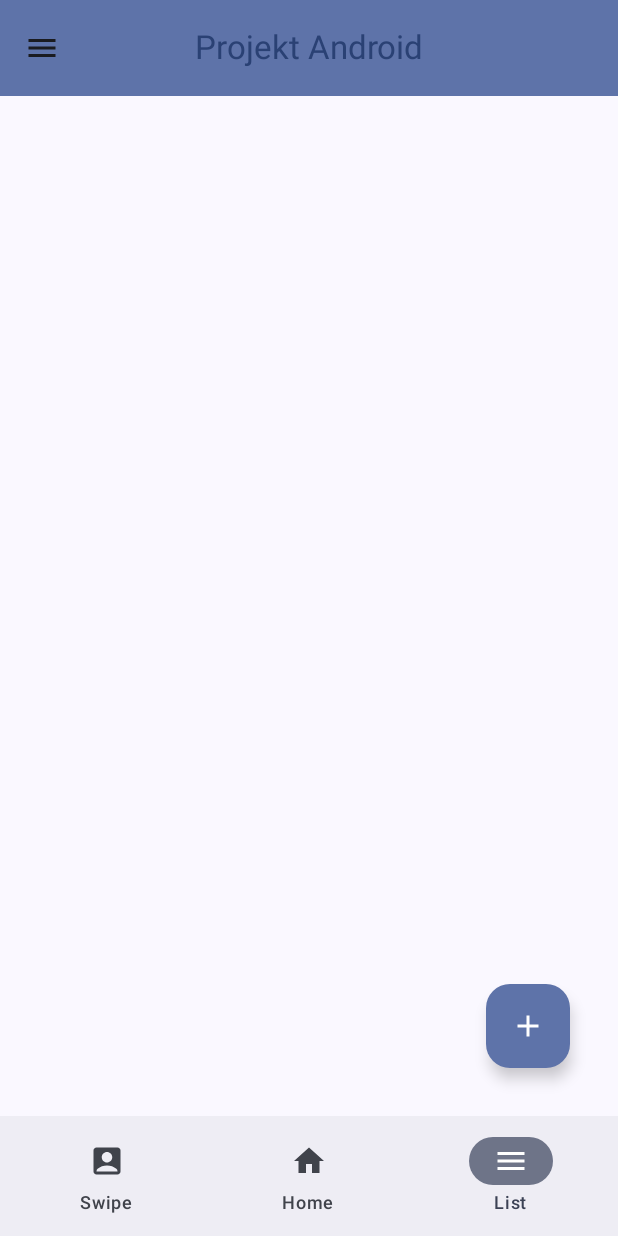
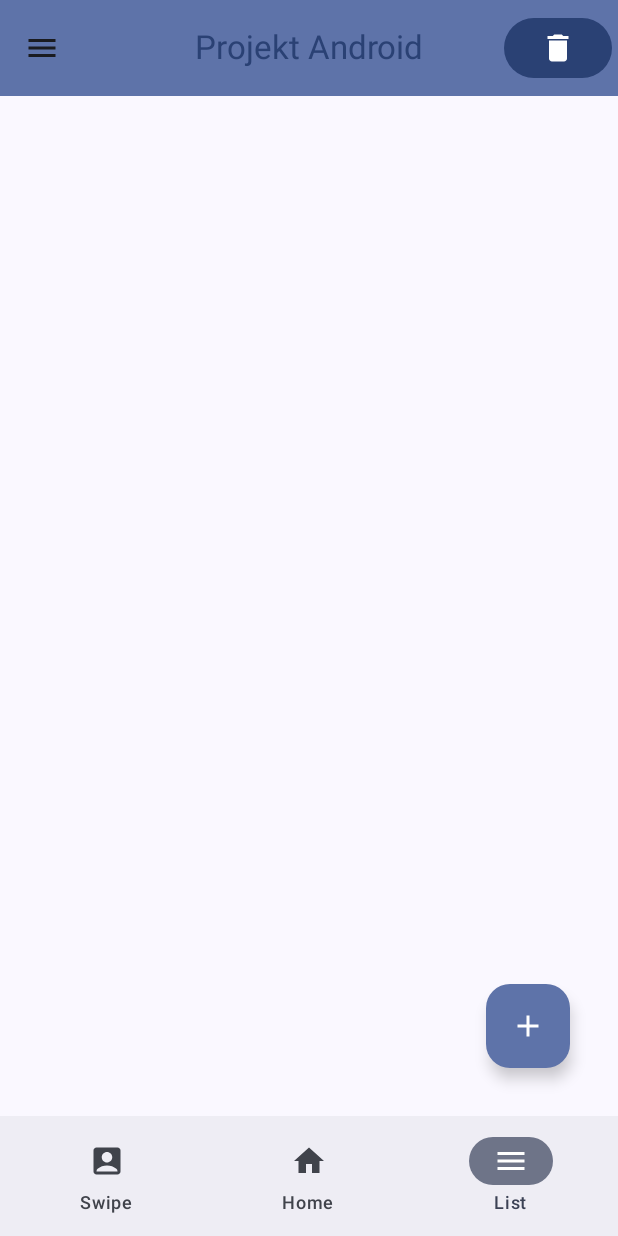
Before and after one commit to krubik66/ProjectAndroid5Sem, an Android app built with Jetpack Compose: the screen it shows after launch (MainActivity), item 3 of the bottom bar chosen, on a phone screen of 412 x 824 dp. Run offline under Robolectric (Android 15) with nearby library versions, the phone set to English and light mode, and no system bars; our stand-ins replace Dagger/Hilt's generated code, Room's generated code.

Commit message:
checkboxes and delete button

```diff
--- a/app/src/main/java/com/example/labproject/ItemList.kt
+++ b/app/src/main/java/com/example/labproject/ItemList.kt
@@ -18,7 +18,10 @@ import androidx.compose.material.icons.Icons
 import androidx.compose.material.icons.filled.Add
 import androidx.compose.material.icons.filled.ArrowDropDown
 import androidx.compose.material.icons.filled.Delete
+import androidx.compose.material.icons.filled.Menu
 import androidx.compose.material3.AlertDialog
+import androidx.compose.material3.Button
+import androidx.compose.material3.CenterAlignedTopAppBar
 import androidx.compose.material3.Checkbox
 import androidx.compose.material3.Divider
 import androidx.compose.material3.DropdownMenu
@@ -33,6 +36,7 @@ import androidx.compose.material3.Scaffold
 import androidx.compose.material3.Text
 import androidx.compose.material3.TextButton
 import androidx.compose.material3.TextField
+import androidx.compose.material3.TopAppBarDefaults
 import androidx.compose.runtime.Composable
 import androidx.compose.runtime.getValue
 import androidx.compose.runtime.mutableFloatStateOf
@@ -48,13 +52,14 @@ import androidx.compose.ui.text.font.FontWeight
 import androidx.compose.ui.unit.dp
 import androidx.compose.ui.unit.sp
 import androidx.navigation.NavController
+import kotlinx.coroutines.launch
 
 
+@OptIn(ExperimentalMaterial3Api::class)
 @Composable
 fun ItemList(navController: NavController, state: ListItemState, onEvent: (ListItemEvent) -> Unit) {
 
     var selectedItemPosition by remember { mutableStateOf(-1) }
-
 
     Scaffold(
         floatingActionButton = {
@@ -69,12 +74,13 @@ fun ItemList(navController: NavController, state: ListItemState, onEvent: (ListI
                 )
             }
         },
+
         modifier = Modifier.padding(16.dp)
     ) { padding ->
         if(state.isNew){
             AddUnitDialog(state = state, onEvent = onEvent)
         }
-        if(state.isChecked){
+        if(state.isBeingEdited){
             EditUnitDialog(state = state, onEvent = onEvent, id = selectedItemPosition)
         }
         LazyColumn(
@@ -99,6 +105,7 @@ fun ItemList(navController: NavController, state: ListItemState, onEvent: (ListI
                         }
 
                 ){
+                    var checked by remember { mutableStateOf(item.isChecked) }
                     Image(
                         painter = when(item.item_type){
                             "Lich" -> painterResource(id = R.drawable.playericon)
@@ -113,7 +120,7 @@ fun ItemList(navController: NavController, state: ListItemState, onEvent: (ListI
                         modifier = Modifier.weight(1f),
                     ) {
                         Text(
-                            text = "${item.text_name}",
+                            text = item.text_name,
                             fontSize = 20.sp,
                         )
                         Text(
@@ -130,6 +137,14 @@ fun ItemList(navController: NavController, state: ListItemState, onEvent: (ListI
                             contentDescription = "Delete unit"
                         )
                     }
+                    Checkbox(
+                        checked = checked,
+                        onCheckedChange = {
+                            checked = it
+                            onEvent(ListItemEvent.SetChecked(checked, item.id!!))
+                        },
+                        modifier = Modifier.size(40.dp)
+                    )
                 }
                 Divider()
             }
@@ -179,7 +194,7 @@ fun AddUnitDialog(
                     placeholder = { Text(text = "Specifics") },
                 )
                 Text(
-                    text = "Dangerous: $danger",
+                    text = "Dangerous",
                 )
                 Checkbox(
                     checked = danger,
@@ -233,6 +248,9 @@ fun EditUnitDialog(
     val (selectedOption, setSelectedOption) = remember { mutableStateOf(type) }
     val strength = listOf("1","2","3","4","5")
     val (selectedStrength, setSelectedStrength) = remember { mutableStateOf(item_strength.toString()) }
+    val checked by remember {
+        mutableStateOf(state.listItems[id].isChecked)
+    }
 
     AlertDialog(
         modifier = modifier,
@@ -263,8 +281,9 @@ fun EditUnitDialog(
                     },
                     placeholder = { Text(text = "Specifics") },
                 )
+                Text(text = checked.toString())
                 Text(
-                    text = "Dangerous: $danger",
+                    text = "Dangerous",
                 )
                 Checkbox(
                     checked = danger,
@@ -364,3 +383,17 @@ fun mySpinner(
         }
     }
 }
+
+@Composable
+fun deleteButton(
+    state: ListItemState,
+    onEvent: (ListItemEvent) -> Unit,
+    modifier: Modifier = Modifier
+) {
+    Button(onClick = { onEvent(ListItemEvent.DeleteChecked) }) {
+        Icon(
+            imageVector = Icons.Default.Delete,
+            contentDescription = "Delete Checked"
+        )
+    }
+}
--- a/app/src/main/java/com/example/labproject/ListDao.kt
+++ b/app/src/main/java/com/example/labproject/ListDao.kt
@@ -22,6 +22,10 @@ interface ListDao {
     @Query("DELETE FROM item_table WHERE id = :id")
     suspend fun deleteItemWithId(id: String)
 
+
+    @Query("DELETE FROM item_table WHERE isChecked = 1")
+    suspend fun deleteChecked()
+
     @Query("SELECT * FROM item_table")
     fun getItems(): Flow<List<DatabaseItem>>
 
--- a/app/src/main/java/com/example/labproject/ListItemEvent.kt
+++ b/app/src/main/java/com/example/labproject/ListItemEvent.kt
@@ -8,6 +8,7 @@ sealed interface ListItemEvent {
     data class SetStrength(val strength: Float): ListItemEvent
     data class SetType(val type: String): ListItemEvent
     data class SetDanger(val danger: Boolean): ListItemEvent
+    data class SetChecked(val checked: Boolean, val id: Int): ListItemEvent
 
     object ShowDialog: ListItemEvent
     object HideDialog: ListItemEvent
@@ -19,4 +20,6 @@ sealed interface ListItemEvent {
     object ShowEditDialog: ListItemEvent
 
     data class DeleteItem(val item: DatabaseItem): ListItemEvent
+
+    object DeleteChecked: ListItemEvent
 }
--- a/app/src/main/java/com/example/labproject/ListItemState.kt
+++ b/app/src/main/java/com/example/labproject/ListItemState.kt
@@ -9,5 +9,6 @@ data class ListItemState (
     var item_type : String = "",
     var dangerous : Boolean = false,
     var isChecked: Boolean = false,
-    var isNew: Boolean = false
+    var isNew: Boolean = false,
+    var isBeingEdited: Boolean = false
 )
--- a/app/src/main/java/com/example/labproject/MainActivity.kt
+++ b/app/src/main/java/com/example/labproject/MainActivity.kt
@@ -10,6 +10,7 @@ import androidx.compose.foundation.layout.height
 import androidx.compose.foundation.layout.padding
 import androidx.compose.material.icons.Icons
 import androidx.compose.material.icons.filled.AccountBox
+import androidx.compose.material.icons.filled.Delete
 import androidx.compose.material.icons.filled.Home
 import androidx.compose.material.icons.filled.Menu
 import androidx.compose.material3.*
@@ -18,7 +19,6 @@ import androidx.compose.runtime.rememberCoroutineScope
 import androidx.compose.runtime.saveable.rememberSaveable
 import androidx.compose.ui.Modifier
 import androidx.compose.ui.graphics.vector.ImageVector
-import androidx.compose.ui.text.style.TextOverflow
 import androidx.compose.ui.unit.dp
 import com.example.labproject.ui.theme.LabProjectTheme
 import kotlinx.coroutines.launch
@@ -26,9 +26,10 @@ import androidx.compose.runtime.getValue
 import androidx.compose.runtime.mutableStateOf
 import androidx.compose.runtime.setValue
 import androidx.compose.ui.Alignment
-import androidx.compose.ui.unit.sp
+import androidx.compose.ui.graphics.Color
 import androidx.lifecycle.ViewModel
 import androidx.lifecycle.ViewModelProvider
+import androidx.lifecycle.viewModelScope
 import androidx.navigation.compose.NavHost
 import androidx.navigation.compose.composable
 import androidx.navigation.compose.rememberNavController
@@ -96,34 +97,28 @@ class MainActivity : ComponentActivity() {
                 )
                 val drawerState = rememberDrawerState(DrawerValue.Closed)
                 val scope = rememberCoroutineScope()
-                var selectedIdemIndex by rememberSaveable {
-                    mutableStateOf(0)
-                }
+                var selectedItemIndex by rememberSaveable { mutableStateOf(0) }
                 ModalNavigationDrawer(
                     drawerContent = {
                         ModalDrawerSheet {
                             Text(
                                 "Projekt Android\nJan Staręga",
-                                fontSize = 20.sp,
                                 modifier = Modifier
-                                    .padding(top = 20.dp)
-                                    .align(
-                                        Alignment.CenterHorizontally
-                                    )
+                                    .align(Alignment.CenterHorizontally)
                             )
                             Spacer(modifier = Modifier.height(20.dp))
                             items.forEachIndexed { index, item ->
                                 NavigationDrawerItem(
                                     label = { Text(item.title) },
-                                    selected = index == selectedIdemIndex,
+                                    selected = index == selectedItemIndex,
                                     onClick = {
                                         navController.navigate(item.route)
-                                        selectedIdemIndex = index
+                                        selectedItemIndex = index
                                         scope.launch { drawerState.close() }
                                     },
                                     icon = {
                                         Icon(
-                                            imageVector = if (index == selectedIdemIndex) item.selectedIcon else item.unselectedIcon,
+                                            imageVector = if (index == selectedItemIndex) item.selectedIcon else item.unselectedIcon,
                                             contentDescription = item.title
                                         )
                                     },
@@ -158,22 +153,27 @@ class MainActivity : ComponentActivity() {
                                         )
                                     }
                                 },
-                            )
+                                actions = {
+                                    if(selectedItemIndex == 2) {
+                                        deleteButton(state = state, onEvent = dbViewModel::onEvent)
+                                    }
+                                }
+                                )
                         },
                         bottomBar = {
                             BottomAppBar {
                                 items.forEachIndexed { index, item ->
                                     NavigationBarItem(
                                         label = { Text(item.title) },
-                                        selected = index == selectedIdemIndex,
+                                        selected = index == selectedItemIndex,
                                         onClick = {
                                             navController.navigate(item.route)
-                                            selectedIdemIndex = index
+                                            selectedItemIndex = index
                                             scope.launch { drawerState.close() }
                                         },
                                         icon = {
                                             Icon(
-                                                imageVector = if (index == selectedIdemIndex) item.selectedIcon else item.unselectedIcon,
+                                                imageVector = if (index == selectedItemIndex) item.selectedIcon else item.unselectedIcon,
                                                 contentDescription = item.title
                                             )
                                         },
```
Also changed, not shown: app/src/main/java/com/example/labproject/ListViewModel.kt (+12 -3 lines).
